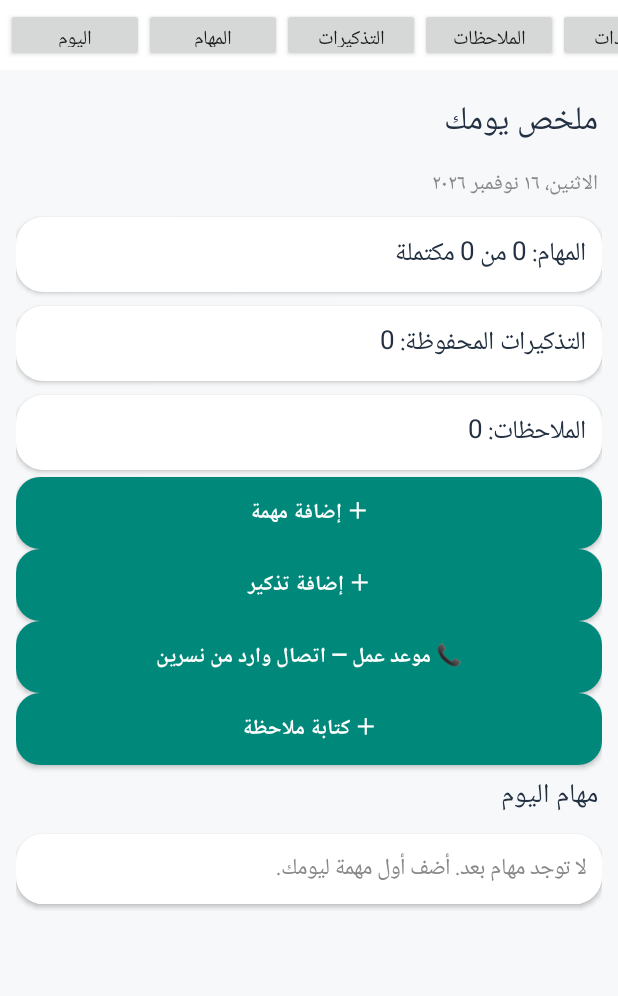
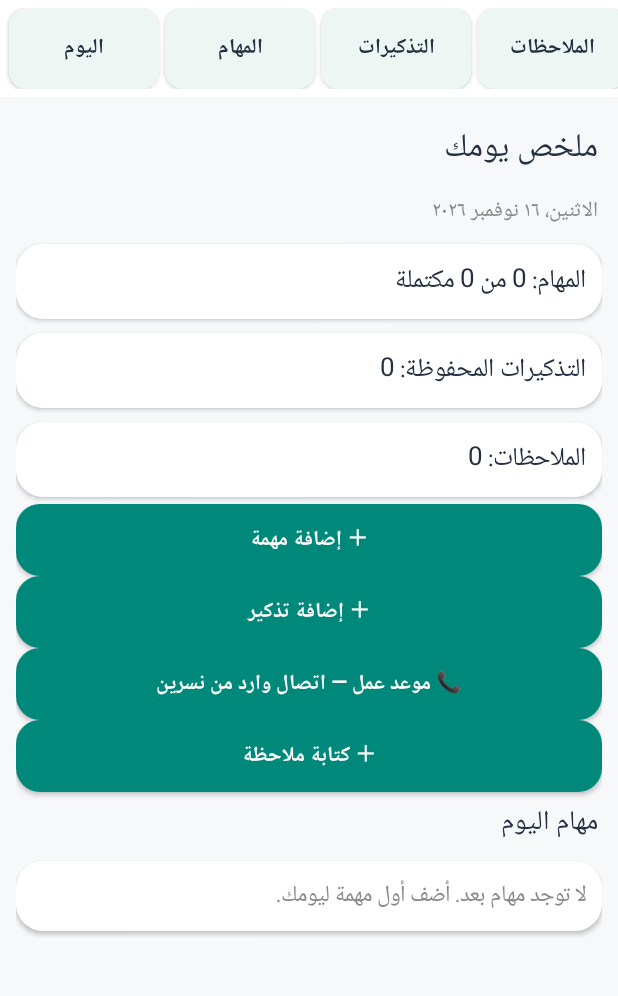
Before and after one commit to alb567z/hayati-alyawmiyya, an Android app: the screen it shows after launch (MainActivity), on a phone screen of 412 x 824 dp, the part 232-1228 px from its top. Run offline under Robolectric (Android 15) with nearby library versions, the phone set to English and light mode, and no system bars.

Commit message:
Fix visibility of Arabic labels in top navigation (#4)

```diff
--- a/app/src/main/java/com/hayati/alyawmiyya/MainActivity.java
+++ b/app/src/main/java/com/hayati/alyawmiyya/MainActivity.java
@@ -96,10 +96,22 @@ public class MainActivity extends Activity {
         scroll.addView(content); root.addView(scroll, new LinearLayout.LayoutParams(-1,0,1));
     }
     private void addNav(String id, String label) {
-        Button b = new Button(this); b.setText(label); b.setTextSize(13); b.setAllCaps(false);
-        b.setMinWidth((int)(84 * getResources().getDisplayMetrics().density));
+        Button b = new Button(this);
+        b.setText(label);
+        b.setTextSize(14);
+        b.setTextColor(ink);
+        b.setTypeface(null, android.graphics.Typeface.BOLD);
+        b.setAllCaps(false);
+        b.setGravity(Gravity.CENTER);
+        b.setSingleLine(false);
+        b.setPadding(6, 4, 6, 4);
+        b.setBackground(roundDrawable(Color.rgb(238, 246, 244), 12));
+        int width = (int)(100 * getResources().getDisplayMetrics().density);
+        b.setMinWidth(width);
         b.setOnClickListener(v -> showTab(id));
-        nav.addView(b,new LinearLayout.LayoutParams((int)(92 * getResources().getDisplayMetrics().density),54));
+        LinearLayout.LayoutParams lp = new LinearLayout.LayoutParams(width, (int)(54 * getResources().getDisplayMetrics().density));
+        lp.setMargins(3, 0, 3, 0);
+        nav.addView(b, lp);
     }
     private void showSettings() {
         heading("الإعدادات", "تحكم في صلاحيات وميزات صاحبي");
```
